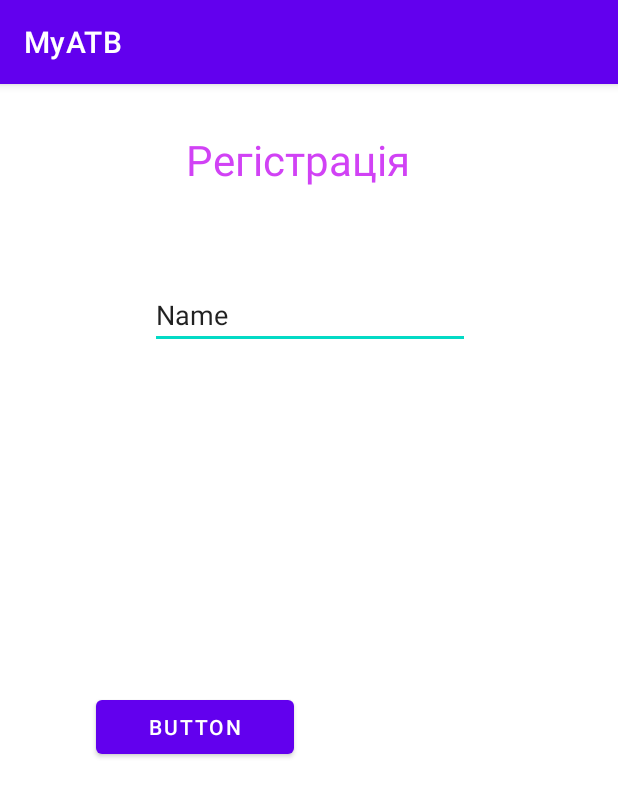
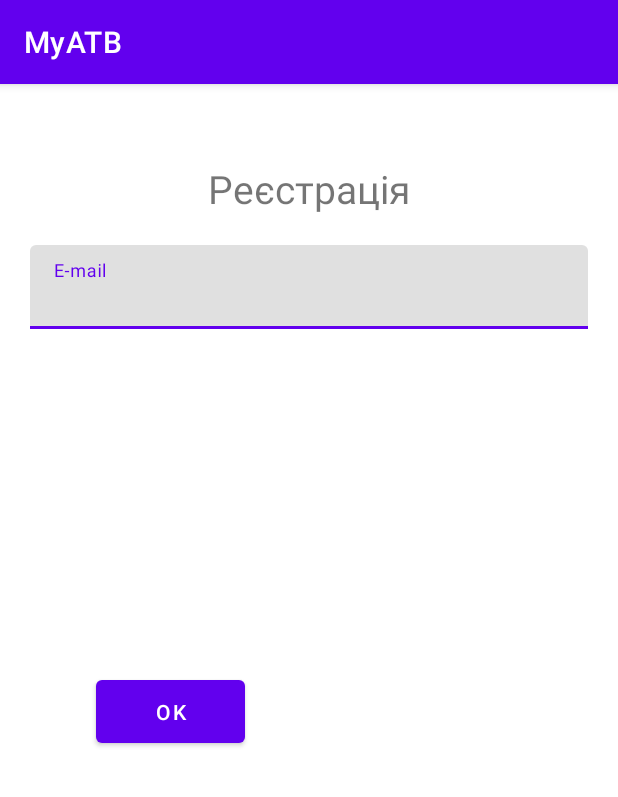
Before and after one commit to Andrey0712/androidATB, an Android app: the screen it shows after launch (MainActivity), on a phone screen of 412 x 824 dp. Shown: the top 797 px of the screen. Run offline under Robolectric (Android 15) with nearby library versions, the phone set to English and light mode, and no system bars.

Commit message:
error register

```diff
--- a/Atb/app/src/main/res/layout/activity_main.xml
+++ b/Atb/app/src/main/res/layout/activity_main.xml
@@ -8,39 +8,45 @@
 
     <TextView
         android:id="@+id/tvInfo"
-        android:layout_width="162dp"
-        android:layout_height="44dp"
-        android:text="Регістрація"
-        android:textColor="#d142f5"
-        android:textSize="28dp"
-        app:layout_constraintBottom_toBottomOf="parent"
-        app:layout_constraintHorizontal_bias="0.497"
-        app:layout_constraintLeft_toLeftOf="parent"
-        app:layout_constraintRight_toRightOf="parent"
-        app:layout_constraintTop_toTopOf="parent"
-        app:layout_constraintVertical_bias="0.043" />
+        android:layout_width="wrap_content"
+        android:layout_height="wrap_content"
+        android:layout_marginTop="52dp"
+        android:text="@string/register"
+        android:textSize="26dp"
+        app:layout_constraintEnd_toEndOf="parent"
+        app:layout_constraintStart_toStartOf="parent"
+        app:layout_constraintTop_toTopOf="parent" />
 
     <Button
         android:id="@+id/button"
-        android:layout_width="132dp"
-        android:layout_height="48dp"
+        android:layout_width="99dp"
+        android:layout_height="54dp"
         android:layout_marginStart="64dp"
         android:layout_marginTop="228dp"
         android:onClick="handleClick"
-        android:text="Button"
+        android:text="@string/regist"
         app:layout_constraintStart_toStartOf="parent"
-        app:layout_constraintTop_toBottomOf="@+id/editTextData" />
+        app:layout_constraintTop_toBottomOf="@+id/textFieldEmail" />
 
-    <EditText
-        android:id="@+id/editTextData"
-        android:layout_width="wrap_content"
+    <com.google.android.material.textfield.TextInputLayout
+        android:id="@+id/textFieldEmail"
+        android:layout_width="match_parent"
         android:layout_height="wrap_content"
-        android:layout_marginStart="100dp"
-        android:layout_marginTop="56dp"
-        android:ems="10"
-        android:inputType="textPersonName"
-        android:text="Name"
+        android:layout_marginStart="20dp"
+        android:layout_marginTop="20dp"
+        android:layout_marginEnd="20dp"
+        android:hint="@string/email"
+        app:layout_constraintEnd_toEndOf="parent"
         app:layout_constraintStart_toStartOf="parent"
-        app:layout_constraintTop_toBottomOf="@+id/tvInfo" />
+        app:layout_constraintTop_toBottomOf="@+id/tvInfo">
+
+        <com.google.android.material.textfield.TextInputEditText
+            android:id="@+id/txtEmail"
+            android:layout_width="match_parent"
+            android:layout_height="wrap_content" />
+
+    </com.google.android.material.textfield.TextInputLayout>
+
+
 
 </androidx.constraintlayout.widget.ConstraintLayout>
--- a/Atb/app/src/main/res/values/strings.xml
+++ b/Atb/app/src/main/res/values/strings.xml
@@ -1,3 +1,6 @@
 <resources>
     <string name="app_name">MyATB</string>
+    <string name="register">Реєстрація</string>
+    <string name="regist">Ok</string>
+    <string name="email">E-mail</string>
 </resources>
```
Also changed, not shown: Atb/app/src/main/java/com/example/myatb/MainActivity.java (+44 -13 lines).
